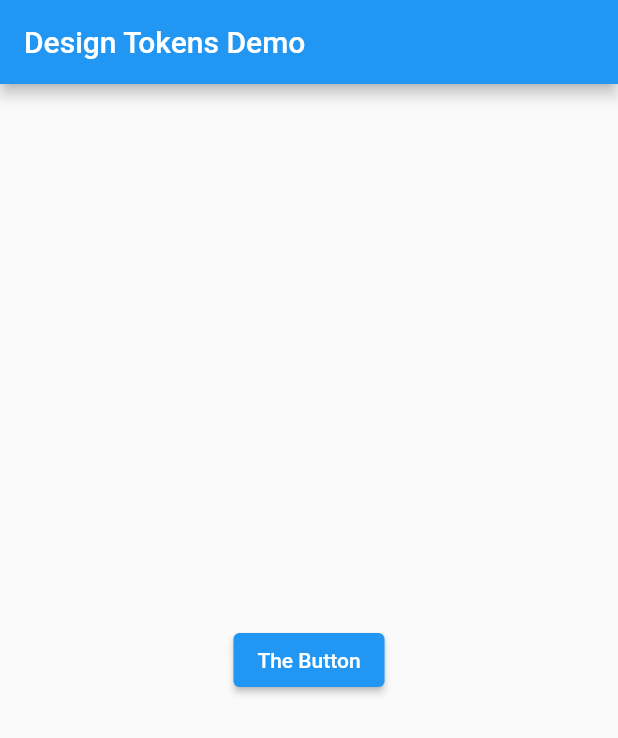
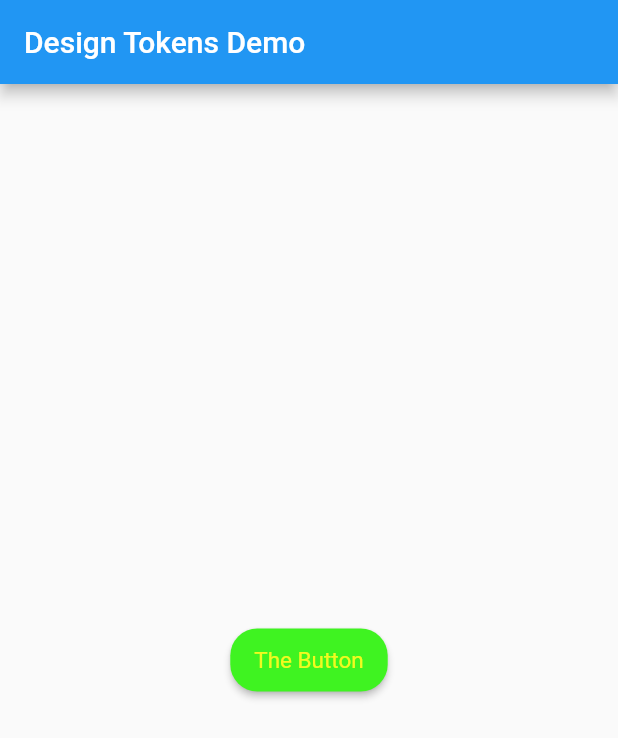
Before and after one commit to alxrein/design_tokens_chapter, a Flutter app: the screen it shows after launch, on a phone screen of 412 x 824 dp. Shown: the top 738 px of the screen. Run offline on Flutter 3.47's test engine with Material 2 defaults, Android fonts, the phone set to English and light mode, and no system bars.

Commit message:
init theme

```diff
--- a/lib/main.dart
+++ b/lib/main.dart
@@ -1,3 +1,4 @@
+import 'package:design_tokens_chapter/theme/button_style_kit.dart';
 import 'package:flutter/material.dart';
 
 void main() {
@@ -29,8 +30,11 @@ class MyHomePage extends StatelessWidget {
     return Scaffold(
       appBar: AppBar(title: const Text('Design Tokens Demo')),
       body: Center(
-        child:
-            ElevatedButton(onPressed: () {}, child: const Text('The Button')),
+        child: ElevatedButton(
+          onPressed: () {},
+          style: ButtonKit.primary,
+          child: const Text('The Button'),
+        ),
       ),
     );
   }
--- /dev/null
+++ b/lib/theme/button_style_kit.dart
@@ -0,0 +1,17 @@
+import 'package:design_tokens_chapter/theme/generated_kit.dart' as g;
+import 'package:flutter/material.dart';
+
+class ButtonKit {
+  static final primary = ButtonStyle(
+    backgroundColor: MaterialStateProperty.all(g.buttonPrimaryBackgroundColor),
+    foregroundColor: MaterialStateProperty.all(g.buttonPrimaryForegroundColor),
+    textStyle: MaterialStateProperty.all(g.buttonPrimaryTextStyle),
+    padding:
+        MaterialStateProperty.all(const EdgeInsets.fromLTRB(16, 12, 16, 12)),
+    shape: MaterialStateProperty.all<OutlinedBorder>(
+      const RoundedRectangleBorder(
+        borderRadius: BorderRadius.all(Radius.circular(g.buttonPrimaryRadius)),
+      ),
+    ),
+  );
+}
--- /dev/null
+++ b/lib/theme/generated_kit.dart
@@ -0,0 +1,6 @@
+import 'package:flutter/material.dart';
+
+const buttonPrimaryBackgroundColor = Color(0xff3ff321);
+const buttonPrimaryForegroundColor = Color(0xfff1fa1f);
+const buttonPrimaryTextStyle = TextStyle(fontSize: 15);
+const buttonPrimaryRadius = 18.0;
--- /dev/null
+++ b/lib/token2code.dart
@@ -0,0 +1 @@
+void main(List<String> args) {}
```
